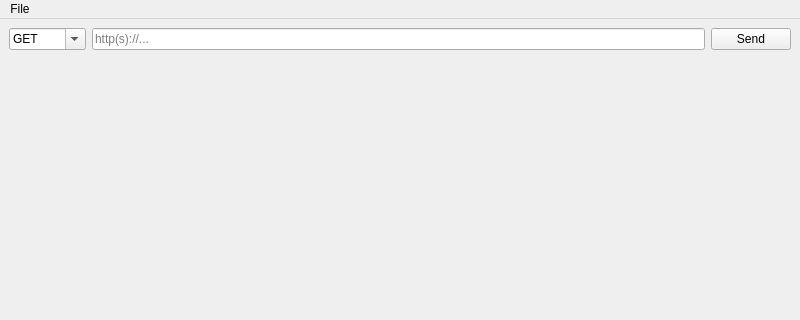
Above: src/presentation/windows/MainWIndow.ui from bartkessels/GetIt before the change; both pictures show x 0 to 800 and y 0 to 320 of the 800 by 600 pixel window. Below: the same form after it.
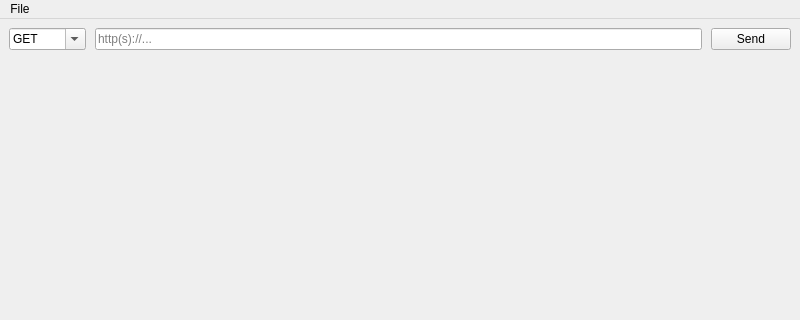
That is the form after the change.

Diff of the .ui file:
```diff
--- a/src/presentation/windows/MainWIndow.ui
+++ b/src/presentation/windows/MainWIndow.ui
@@ -21,8 +21,35 @@
   </property>
   <widget class="QWidget" name="centralwidget">
    <layout class="QVBoxLayout" name="verticalLayout">
+    <property name="spacing">
+     <number>9</number>
+    </property>
+    <property name="leftMargin">
+     <number>0</number>
+    </property>
+    <property name="topMargin">
+     <number>0</number>
+    </property>
+    <property name="rightMargin">
+     <number>0</number>
+    </property>
+    <property name="bottomMargin">
+     <number>0</number>
+    </property>
     <item>
      <layout class="QHBoxLayout" name="horizontalLayout">
+      <property name="leftMargin">
+       <number>9</number>
+      </property>
+      <property name="topMargin">
+       <number>9</number>
+      </property>
+      <property name="rightMargin">
+       <number>9</number>
+      </property>
+      <property name="bottomMargin">
+       <number>9</number>
+      </property>
       <item>
        <widget class="QComboBox" name="method">
         <property name="editable">
```
